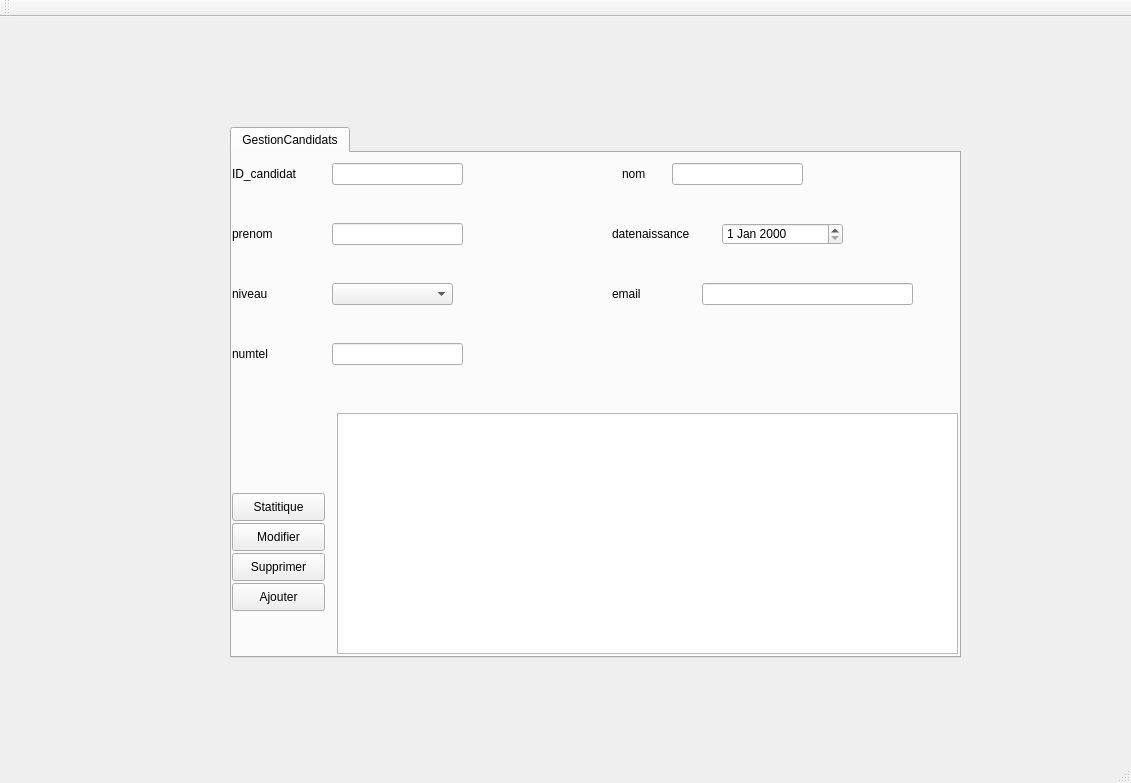
Before: the Qt Designer form mainwindow.ui in neffatimohamedsaid7/projetQT, drawn with Qt 5.
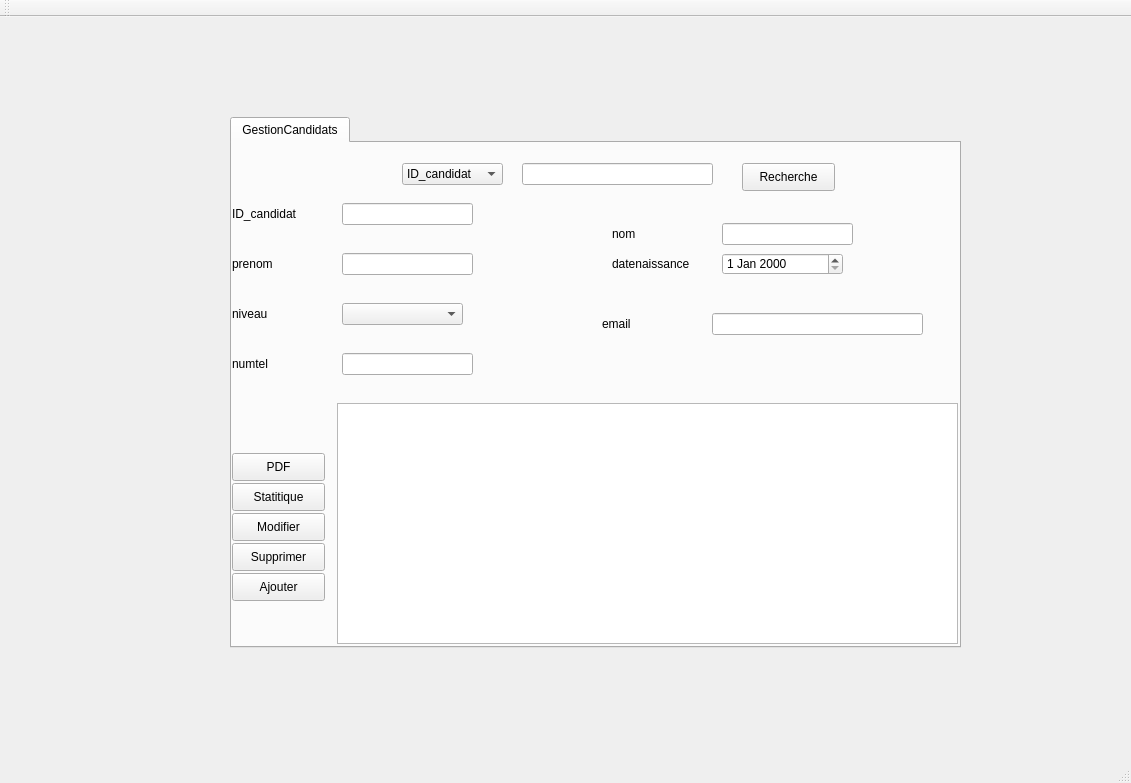
After: the same form once the commit is applied. The open tabs and pages were chosen to show the change.

Commit message: recherche candidat et OffreEmploi

What changed in the file:
```diff
--- a/mainwindow.ui
+++ b/mainwindow.ui
@@ -18,7 +18,7 @@
     <property name="geometry">
      <rect>
       <x>140</x>
-      <y>90</y>
+      <y>80</y>
       <width>881</width>
       <height>571</height>
      </rect>
@@ -47,7 +47,7 @@
         <property name="geometry">
          <rect>
           <x>0</x>
-          <y>0</y>
+          <y>50</y>
           <width>101</width>
           <height>41</height>
          </rect>
@@ -59,8 +59,8 @@
        <widget class="QLabel" name="label_2">
         <property name="geometry">
          <rect>
-          <x>390</x>
-          <y>0</y>
+          <x>380</x>
+          <y>70</y>
           <width>101</width>
           <height>41</height>
          </rect>
@@ -73,7 +73,7 @@
         <property name="geometry">
          <rect>
           <x>0</x>
-          <y>60</y>
+          <y>100</y>
           <width>101</width>
           <height>41</height>
          </rect>
@@ -86,7 +86,7 @@
         <property name="geometry">
          <rect>
           <x>380</x>
-          <y>60</y>
+          <y>100</y>
           <width>101</width>
           <height>41</height>
          </rect>
@@ -98,8 +98,8 @@
        <widget class="QLabel" name="label_5">
         <property name="geometry">
          <rect>
-          <x>380</x>
-          <y>120</y>
+          <x>370</x>
+          <y>160</y>
           <width>101</width>
           <height>41</height>
          </rect>
@@ -112,7 +112,7 @@
         <property name="geometry">
          <rect>
           <x>0</x>
-          <y>180</y>
+          <y>200</y>
           <width>101</width>
           <height>41</height>
          </rect>
@@ -124,8 +124,8 @@
        <widget class="QLineEdit" name="lineEdit_ID_candidat">
         <property name="geometry">
          <rect>
-          <x>100</x>
-          <y>10</y>
+          <x>110</x>
+          <y>60</y>
           <width>131</width>
           <height>22</height>
          </rect>
@@ -134,8 +134,8 @@
        <widget class="QLineEdit" name="lineEdit_nom">
         <property name="geometry">
          <rect>
-          <x>440</x>
-          <y>10</y>
+          <x>490</x>
+          <y>80</y>
           <width>131</width>
           <height>22</height>
          </rect>
@@ -144,8 +144,8 @@
        <widget class="QLineEdit" name="lineEdit_prenom">
         <property name="geometry">
          <rect>
-          <x>100</x>
-          <y>70</y>
+          <x>110</x>
+          <y>110</y>
           <width>131</width>
           <height>22</height>
          </rect>
@@ -154,8 +154,8 @@
        <widget class="QLineEdit" name="lineEdit_email">
         <property name="geometry">
          <rect>
-          <x>470</x>
-          <y>130</y>
+          <x>480</x>
+          <y>170</y>
           <width>211</width>
           <height>22</height>
          </rect>
@@ -178,7 +178,7 @@
         <property name="geometry">
          <rect>
           <x>490</x>
-          <y>70</y>
+          <y>110</y>
           <width>121</width>
           <height>22</height>
          </rect>
@@ -188,7 +188,7 @@
         <property name="geometry">
          <rect>
           <x>0</x>
-          <y>120</y>
+          <y>150</y>
           <width>101</width>
           <height>41</height>
          </rect>
@@ -200,8 +200,8 @@
        <widget class="QLineEdit" name="lineEdit_numtel">
         <property name="geometry">
          <rect>
-          <x>100</x>
-          <y>190</y>
+          <x>110</x>
+          <y>210</y>
           <width>131</width>
           <height>22</height>
          </rect>
@@ -246,8 +246,8 @@
        <widget class="QComboBox" name="comboBox_niveaucandidat">
         <property name="geometry">
          <rect>
-          <x>100</x>
-          <y>130</y>
+          <x>110</x>
+          <y>160</y>
           <width>121</width>
           <height>22</height>
          </rect>
@@ -289,8 +289,8 @@
        <widget class="QLabel" name="label_ID_candidat">
         <property name="geometry">
          <rect>
-          <x>100</x>
-          <y>40</y>
+          <x>110</x>
+          <y>70</y>
           <width>141</width>
           <height>20</height>
          </rect>
@@ -302,8 +302,8 @@
        <widget class="QLabel" name="label_prenom">
         <property name="geometry">
          <rect>
-          <x>100</x>
-          <y>100</y>
+          <x>110</x>
+          <y>130</y>
           <width>141</width>
           <height>20</height>
          </rect>
@@ -315,8 +315,8 @@
        <widget class="QLabel" name="label_niveau">
         <property name="geometry">
          <rect>
-          <x>100</x>
-          <y>160</y>
+          <x>110</x>
+          <y>180</y>
           <width>141</width>
           <height>20</height>
          </rect>
@@ -329,7 +329,7 @@
         <property name="geometry">
          <rect>
           <x>100</x>
-          <y>220</y>
+          <y>240</y>
           <width>141</width>
           <height>20</height>
          </rect>
@@ -341,8 +341,8 @@
        <widget class="QLabel" name="label_nom">
         <property name="geometry">
          <rect>
-          <x>440</x>
-          <y>40</y>
+          <x>490</x>
+          <y>80</y>
           <width>141</width>
           <height>20</height>
          </rect>
@@ -355,7 +355,7 @@
         <property name="geometry">
          <rect>
           <x>490</x>
-          <y>100</y>
+          <y>140</y>
           <width>141</width>
           <height>20</height>
          </rect>
@@ -367,8 +367,8 @@
        <widget class="QLabel" name="label_email">
         <property name="geometry">
          <rect>
-          <x>470</x>
-          <y>160</y>
+          <x>490</x>
+          <y>210</y>
           <width>141</width>
           <height>20</height>
          </rect>
@@ -377,6 +377,67 @@
          <string/>
         </property>
        </widget>
+       <widget class="QPushButton" name="pushButton_PDF">
+        <property name="geometry">
+         <rect>
+          <x>0</x>
+          <y>310</y>
+          <width>93</width>
+          <height>28</height>
+         </rect>
+        </property>
+        <property name="text">
+         <string>PDF</string>
+        </property>
+       </widget>
+       <widget class="QComboBox" name="comboBox_recherche">
+        <property name="geometry">
+         <rect>
+          <x>170</x>
+          <y>20</y>
+          <width>101</width>
+          <height>22</height>
+         </rect>
+        </property>
+        <item>
+         <property name="text">
+          <string>ID_candidat</string>
+         </property>
+        </item>
+        <item>
+         <property name="text">
+          <string>prenom</string>
+         </property>
+        </item>
+        <item>
+         <property name="text">
+          <string>niveau</string>
+         </property>
+        </item>
+       </widget>
+       <widget class="QLineEdit" name="lineEdit_recherche">
+        <property name="geometry">
+         <rect>
+          <x>290</x>
+          <y>20</y>
+          <width>191</width>
+          <height>22</height>
+         </rect>
+        </property>
+       </widget>
+       <widget class="QPushButton" name="pushButton_Recherche">
+        <property name="geometry">
+         <rect>
+          <x>510</x>
+          <y>20</y>
+          <width>93</width>
+          <height>28</height>
+         </rect>
+        </property>
+        <property name="text">
+         <string>Recherche</string>
+        </property>
+       </widget>
       </widget>
      </widget>
     </widget>
```
Left out of the diff: 103 changed lines with no effect on the pictures. The commit also changes 7 other files.
